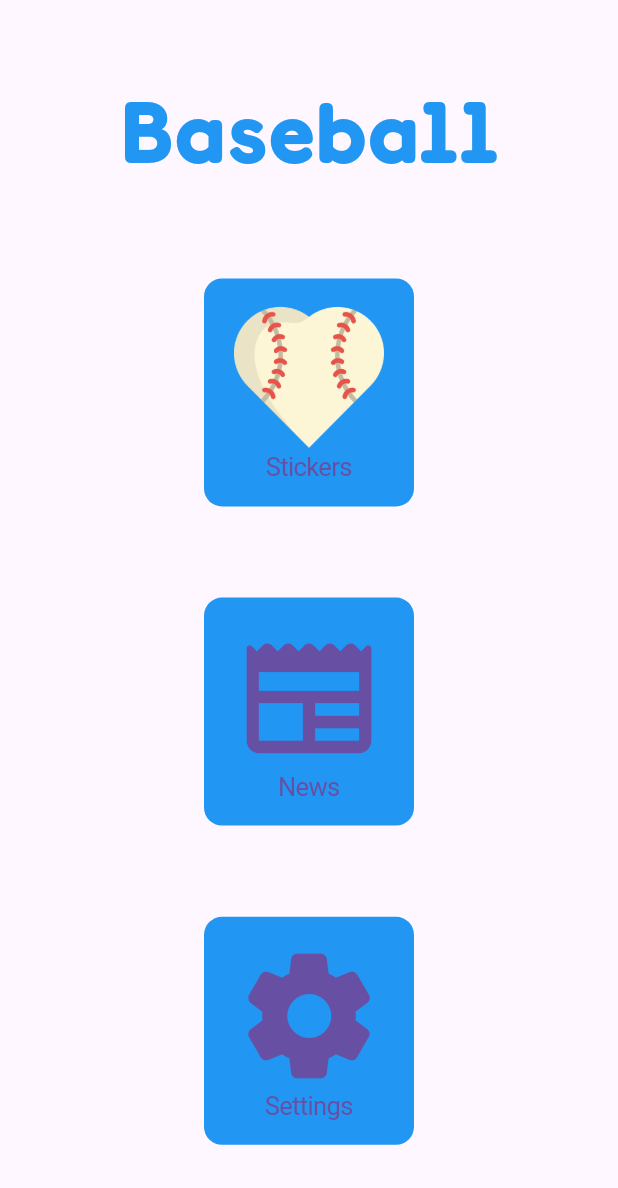
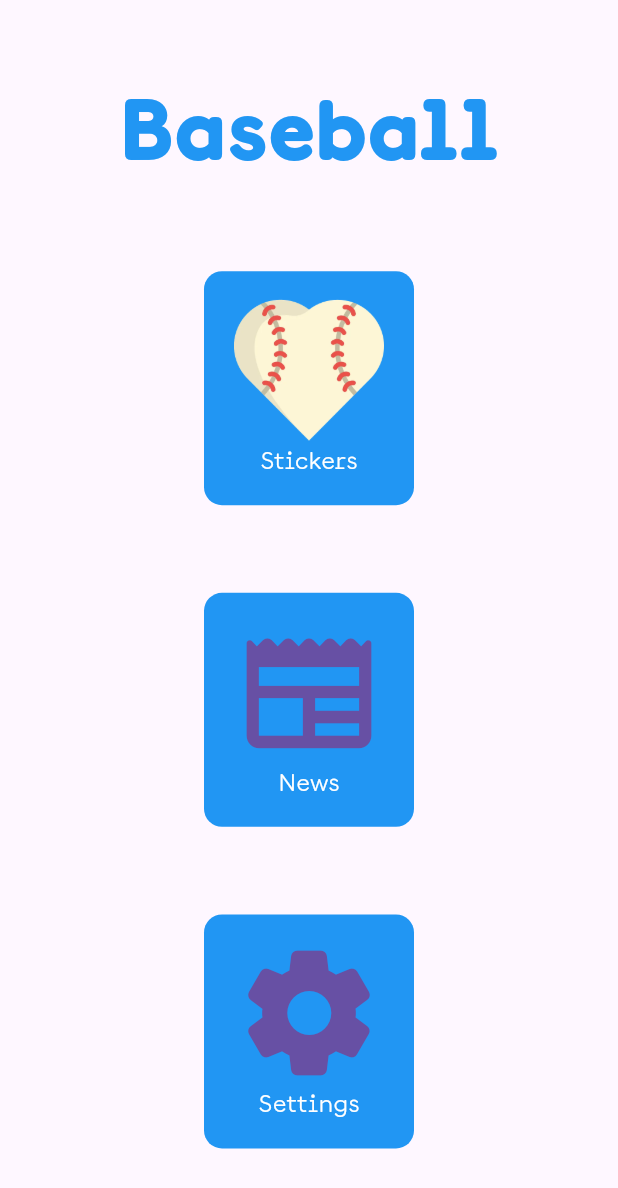
Before and after one commit to troublecatcher/stickers, a Flutter app: the HomeScreen screen opened directly, on a phone screen of 412 x 824 dp. Shown: the top 1188 px of the screen. Run offline on Flutter 3.47's test engine with Material 3 defaults, Android fonts, the phone set to English and light mode, and no system bars; our stand-ins replace flutter_svg, share_plus, shared_preferences; missing offline and left inert: bottom_sheet, whatsapp_stickers_plus; accounts and stored records are empty.

Commit message:
fix font

```diff
--- a/lib/home.dart
+++ b/lib/home.dart
@@ -39,7 +39,8 @@ class HomeScreen extends StatelessWidget {
                   mainAxisAlignment: MainAxisAlignment.center,
                   children: [
                     Image.asset('assets/1.webp', width: 100, height: 100),
-                    const Text('Stickers'),
+                    Text('Stickers',
+                        style: Theme.of(context).textTheme.bodyLarge),
                   ],
                 ),
               ),
@@ -47,14 +48,14 @@ class HomeScreen extends StatelessWidget {
                 color: Colors.blue,
                 onPressed: () => Navigator.push(context,
                     CupertinoPageRoute(builder: (_) => const NewsScreen())),
-                child: const Column(
+                child: Column(
                   mainAxisAlignment: MainAxisAlignment.center,
                   children: [
-                    Icon(
+                    const Icon(
                       Icons.newspaper_rounded,
                       size: 100,
                     ),
-                    Text('News'),
+                    Text('News', style: Theme.of(context).textTheme.bodyLarge),
                   ],
                 ),
               ),
@@ -62,14 +63,15 @@ class HomeScreen extends StatelessWidget {
                 color: Colors.blue,
                 onPressed: () => Navigator.push(context,
                     CupertinoPageRoute(builder: (_) => const SettingsScreen())),
-                child: const Column(
+                child: Column(
                   mainAxisAlignment: MainAxisAlignment.center,
                   children: [
-                    Icon(
+                    const Icon(
                       Icons.settings_rounded,
                       size: 100,
                     ),
-                    Text('Settings'),
+                    Text('Settings',
+                        style: Theme.of(context).textTheme.bodyLarge),
                   ],
                 ),
               ),
```
